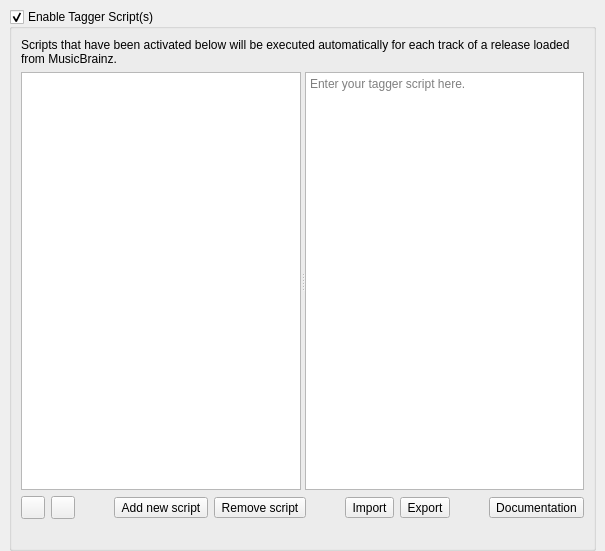
The window that ui/options_script.ui (metabrainz/picard) describes before a commit, drawn with Qt 5.
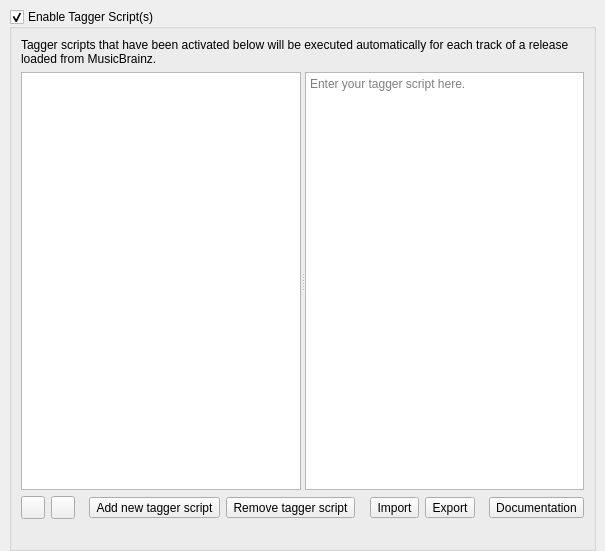
The same window after the commit. Icons and pictures are not drawn. Custom widgets are drawn as their Qt base class.

Commit message: Clarify script types in strings in the UI files

Diff of the .ui file:
```diff
--- a/ui/options_script.ui
+++ b/ui/options_script.ui
@@ -43,7 +43,7 @@
         <item>
          <widget class="QLabel" name="label">
           <property name="text">
-           <string>Scripts that have been activated below will be executed automatically for each track of a release loaded from MusicBrainz.</string>
+           <string>Tagger scripts that have been activated below will be executed automatically for each track of a release loaded from MusicBrainz.</string>
           </property>
           <property name="wordWrap">
            <bool>true</bool>
@@ -151,7 +151,7 @@
            <string>Add new script</string>
           </property>
           <property name="text">
-           <string>Add new script</string>
+           <string>Add new tagger script</string>
           </property>
          </widget>
         </item>
@@ -161,7 +161,7 @@
            <string>Remove the selected script</string>
           </property>
           <property name="text">
-           <string>Remove script</string>
+           <string>Remove tagger script</string>
           </property>
          </widget>
         </item>
```
Left out of the diff: 8 changed lines with no effect on the pictures. The commit also changes 9 other files.
